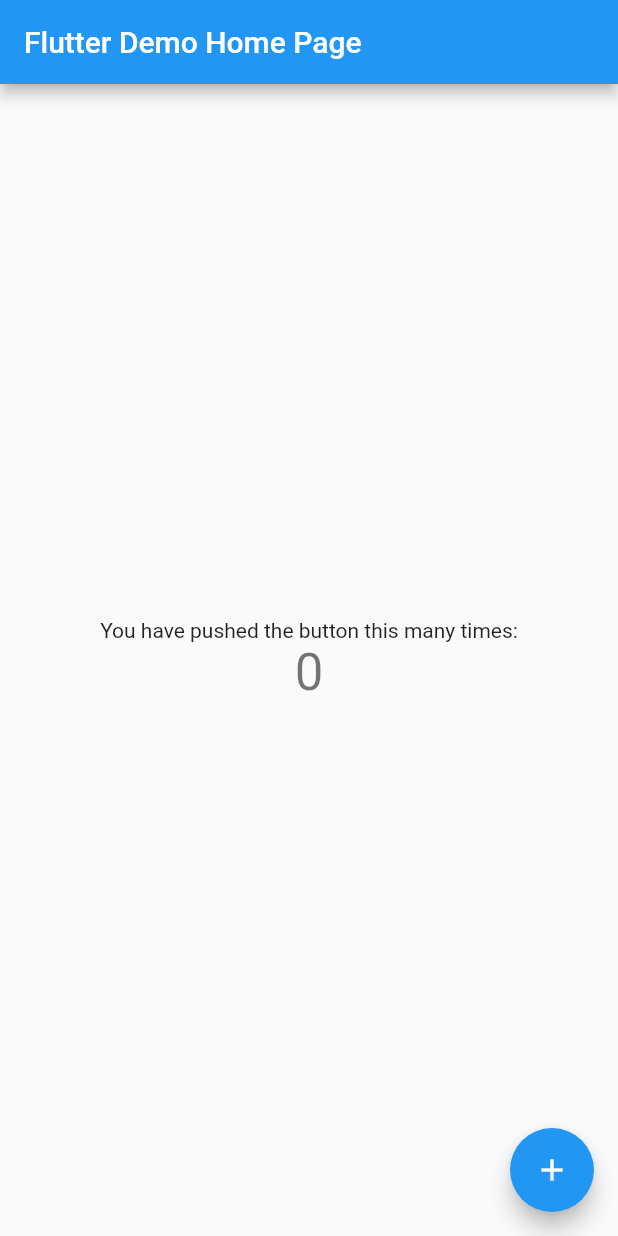
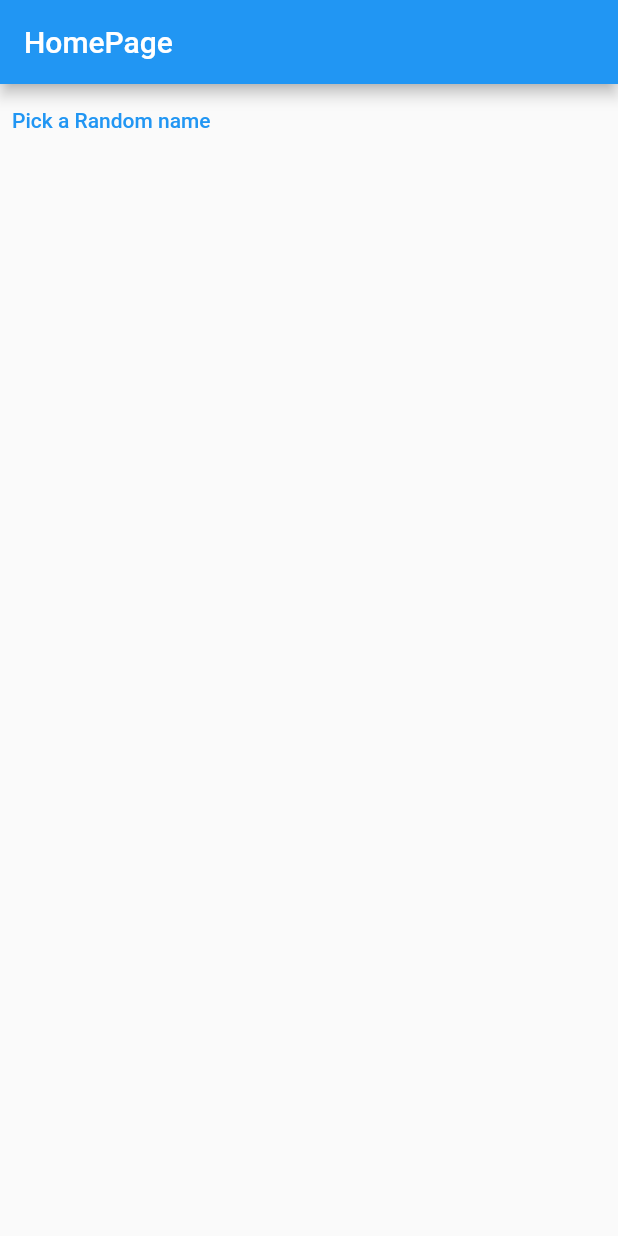
Before and after one commit to sharma-dushyant/Cubit-Bloc, a Flutter app: the screen it shows after launch, on a phone screen of 412 x 824 dp. Run offline on Flutter 3.47's test engine with Material 2 defaults, Android fonts, the phone set to English and light mode, and no system bars; our stand-ins replace bloc.

Commit message:
Update main.dart

```diff
--- a/lib/main.dart
+++ b/lib/main.dart
@@ -1,4 +1,6 @@
 import 'package:flutter/material.dart';
+import 'package:bloc/bloc.dart';
+import 'dart:math' as math show Random;
 
 void main() {
   runApp(const MyApp());
@@ -6,110 +8,77 @@
 
 class MyApp extends StatelessWidget {
   const MyApp({Key? key}) : super(key: key);
-
-  // This widget is the root of your application.
   @override
   Widget build(BuildContext context) {
     return MaterialApp(
-      title: 'Flutter Demo',
-      theme: ThemeData(
-        // This is the theme of your application.
-        //
-        // Try running your application with "flutter run". You'll see the
-        // application has a blue toolbar. Then, without quitting the app, try
-        // changing the primarySwatch below to Colors.green and then invoke
-        // "hot reload" (press "r" in the console where you ran "flutter run",
-        // or simply save your changes to "hot reload" in a Flutter IDE).
-        // Notice that the counter didn't reset back to zero; the application
-        // is not restarted.
-        primarySwatch: Colors.blue,
-      ),
-      home: const MyHomePage(title: 'Flutter Demo Home Page'),
-    );
+        title: 'Flutter Demo',
+        theme: ThemeData(
+          primarySwatch: Colors.blue,
+        ),
+        home: const HomePage());
   }
 }
 
-class MyHomePage extends StatefulWidget {
-  const MyHomePage({Key? key, required this.title}) : super(key: key);
+const names = ["food", "name", "bar", "club", "chair"];
 
-  // This widget is the home page of your application. It is stateful, meaning
-  // that it has a State object (defined below) that contains fields that affect
-  // how it looks.
+extension RandomElement<T> on Iterable<T> {
+  T getRandomElement() => elementAt(math.Random().nextInt(length));
+}
 
-  // This class is the configuration for the state. It holds the values (in this
-  // case the title) provided by the parent (in this case the App widget) and
-  // used by the build method of the State. Fields in a Widget subclass are
-  // always marked "final".
+class NamesCubit extends Cubit<String?> {
+  NamesCubit() : super(null);
+  void pickRandomName() => emit(names.getRandomElement());
+}
 
-  final String title;
+class HomePage extends StatefulWidget {
+  const HomePage({Key? key}) : super(key: key);
 
   @override
-  State<MyHomePage> createState() => _MyHomePageState();
+  State<HomePage> createState() => _HomePageState();
 }
 
-class _MyHomePageState extends State<MyHomePage> {
-  int _counter = 0;
+class _HomePageState extends State<HomePage> {
+  late final NamesCubit cubit;
+  @override
+  void initState() {
+    super.initState();
+    cubit = NamesCubit();
+  }
 
-  void _incrementCounter() {
-    setState(() {
-      // This call to setState tells the Flutter framework that something has
-      // changed in this State, which causes it to rerun the build method below
-      // so that the display can reflect the updated values. If we changed
-      // _counter without calling setState(), then the build method would not be
-      // called again, and so nothing would appear to happen.
-      _counter++;
-    });
+  @override
+  void dispose() {
+    super.dispose();
+    cubit.close();
   }
 
   @override
   Widget build(BuildContext context) {
-    // This method is rerun every time setState is called, for instance as done
-    // by the _incrementCounter method above.
-    //
-    // The Flutter framework has been optimized to make rerunning build methods
-    // fast, so that you can just rebuild anything that needs updating rather
-    // than having to individually change instances of widgets.
     return Scaffold(
       appBar: AppBar(
-        // Here we take the value from the MyHomePage object that was created by
-        // the App.build method, and use it to set our appbar title.
-        title: Text(widget.title),
+        title: const Text("HomePage"),
       ),
-      body: Center(
-        // Center is a layout widget. It takes a single child and positions it
-        // in the middle of the parent.
-        child: Column(
-          // Column is also a layout widget. It takes a list of children and
-          // arranges them vertically. By default, it sizes itself to fit its
-          // children horizontally, and tries to be as tall as its parent.
-          //
-          // Invoke "debug painting" (press "p" in the console, choose the
-          // "Toggle Debug Paint" action from the Flutter Inspector in Android
-          // Studio, or the "Toggle Debug Paint" command in Visual Studio Code)
-          // to see the wireframe for each widget.
-          //
-          // Column has various properties to control how it sizes itself and
-          // how it positions its children. Here we use mainAxisAlignment to
-          // center the children vertically; the main axis here is the vertical
-          // axis because Columns are vertical (the cross axis would be
-          // horizontal).
-          mainAxisAlignment: MainAxisAlignment.center,
-          children: <Widget>[
-            const Text(
-              'You have pushed the button this many times:',
-            ),
-            Text(
-              '$_counter',
-              style: Theme.of(context).textTheme.headline4,
-            ),
-          ],
-        ),
-      ),
-      floatingActionButton: FloatingActionButton(
-        onPressed: _incrementCounter,
-        tooltip: 'Increment',
-        child: const Icon(Icons.add),
-      ), // This trailing comma makes auto-formatting nicer for build methods.
+      body: StreamBuilder<String?>(
+          stream: cubit.stream,
+          builder: (context, snapshot) {
+            final button = TextButton(
+                onPressed: () => cubit.pickRandomName(),
+                child: const Text("Pick a Random name"));
+            switch (snapshot.connectionState) {
+              case ConnectionState.none:
+                return button;
+
+              case ConnectionState.waiting:
+                return button;
+
+              case ConnectionState.active:
+                return Column(
+                  children: [Text(snapshot.data ?? ""), button],
+                );
+
+              case ConnectionState.done:
+                return const SizedBox();
+            }
+          }),
     );
   }
 }
```
